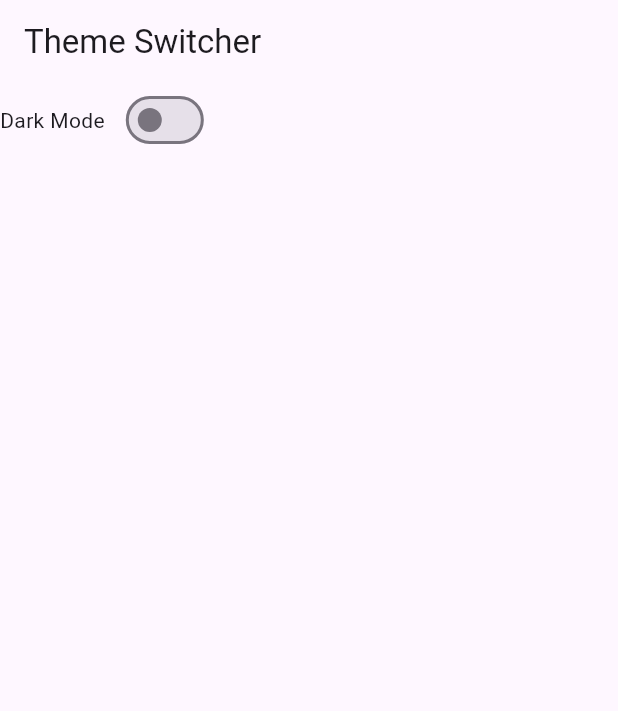
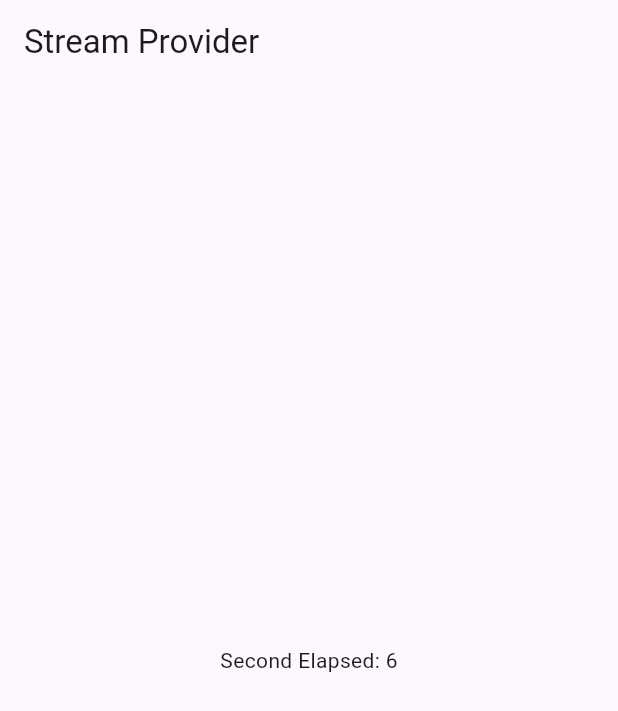
Before and after one commit to PHom798/State-Management, a Flutter app: the screen it shows after launch, on a phone screen of 412 x 824 dp. Shown: the top 711 px of the screen. Run offline on Flutter 3.47's test engine with Material 3 defaults, Android fonts, the light colour scheme and no system bars; our stand-ins replace dio, flutter_riverpod, riverpod_annotation; generated files the repository leaves out were written again.

Commit message:
Future code gen provider

```diff
--- a/practice_riverpod/lib/main.dart
+++ b/practice_riverpod/lib/main.dart
@@ -1,6 +1,7 @@
 import 'package:flutter/material.dart';
 import 'package:practice_riverpod/home_screen.dart';
 import 'package:flutter_riverpod/flutter_riverpod.dart';
+import 'package:practice_riverpod/providers/stream_provider.dart';
 import 'package:practice_riverpod/providers/theme_provider.dart';
 import 'package:practice_riverpod/theme_screen.dart';
 
@@ -18,7 +19,7 @@ class MyApp extends ConsumerWidget {
       themeMode: isDark ? ThemeMode.dark : ThemeMode.light,
       theme: ThemeData.light(),
       darkTheme: ThemeData.dark(),
-      home:const ThemeScreen(),
+      home:const TimerScreen(),
     );
   }
 }
--- /dev/null
+++ b/practice_riverpod/lib/providers/stream_provider.dart
@@ -0,0 +1,42 @@
+import 'dart:math';
+
+import 'package:flutter/material.dart';
+import 'package:flutter_riverpod/flutter_riverpod.dart';
+
+//create a stram provider
+final ticketProvider = StreamProvider<int>((ref){
+  return Stream.periodic(const Duration(seconds: 1), (count)=> count);
+});
+
+//ui screen to display data
+class TimerScreen extends StatelessWidget {
+  const TimerScreen({super.key});
+
+  @override
+  Widget build(BuildContext context) {
+    return Scaffold(
+      appBar: AppBar(
+        title: Text('Stream Provider'),
+      ),
+      body: Consumer(builder: (ctx,ref,child){
+        final stream = ref.watch(ticketProvider);
+        return Center(
+          child: stream.when(
+            loading: ()=> const CircularProgressIndicator(),
+              data:(data)=> Text('Second Elapsed: $data'),
+              error:(e, _)=> Column(
+                mainAxisSize: .min,
+                children: [
+                  Text("error: $e",style: const TextStyle(color: Colors.red),),
+                  const SizedBox(height: 12,),
+                  ElevatedButton(onPressed: (){
+                    ref.refresh(ticketProvider);
+                  }, child: Text("Retry"))
+                ],
+              )
+          )
+        );
+      }),
+    );
+  }
+}
--- a/practice_riverpod/lib/providers/theme_provider.dart
+++ b/practice_riverpod/lib/providers/theme_provider.dart
@@ -1,6 +1,7 @@
 import 'package:riverpod_annotation/riverpod_annotation.dart';
 part 'theme_provider.g.dart';
 
+//class based provider
 @riverpod
 class ThemeModeNotifier extends _$ThemeModeNotifier {
 //1.Define the initial state
```
Also changed, not shown: practice_riverpod/lib/providers/joke_provider.dart (+19 -5 lines), practice_riverpod/lib/providers/joke_provider.g.dart (added).
